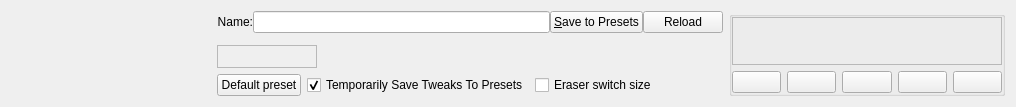
Qt form libs/ui/forms/wdgpaintopsettings.ui (KDE/krita) before a commit.
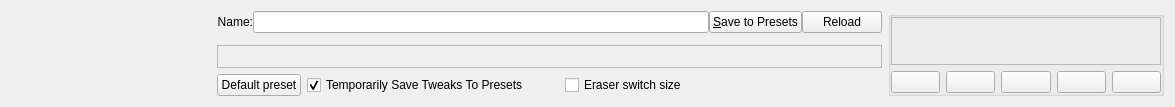
The same form after that commit. Custom widgets are drawn as their Qt base class.

Patch:
```diff
--- a/libs/ui/forms/wdgpaintopsettings.ui
+++ b/libs/ui/forms/wdgpaintopsettings.ui
@@ -6,7 +6,7 @@
    <rect>
     <x>0</x>
     <y>0</y>
-    <width>961</width>
+    <width>1175</width>
     <height>107</height>
    </rect>
   </property>
@@ -125,12 +125,6 @@
        <verstretch>4</verstretch>
       </sizepolicy>
      </property>
-     <property name="maximumSize">
-      <size>
-       <width>100</width>
-       <height>16777215</height>
-      </size>
-     </property>
      <property name="frameShape">
       <enum>QFrame::StyledPanel</enum>
      </property>
```
Left out of the diff: 8 changed lines with no effect on the pictures.
